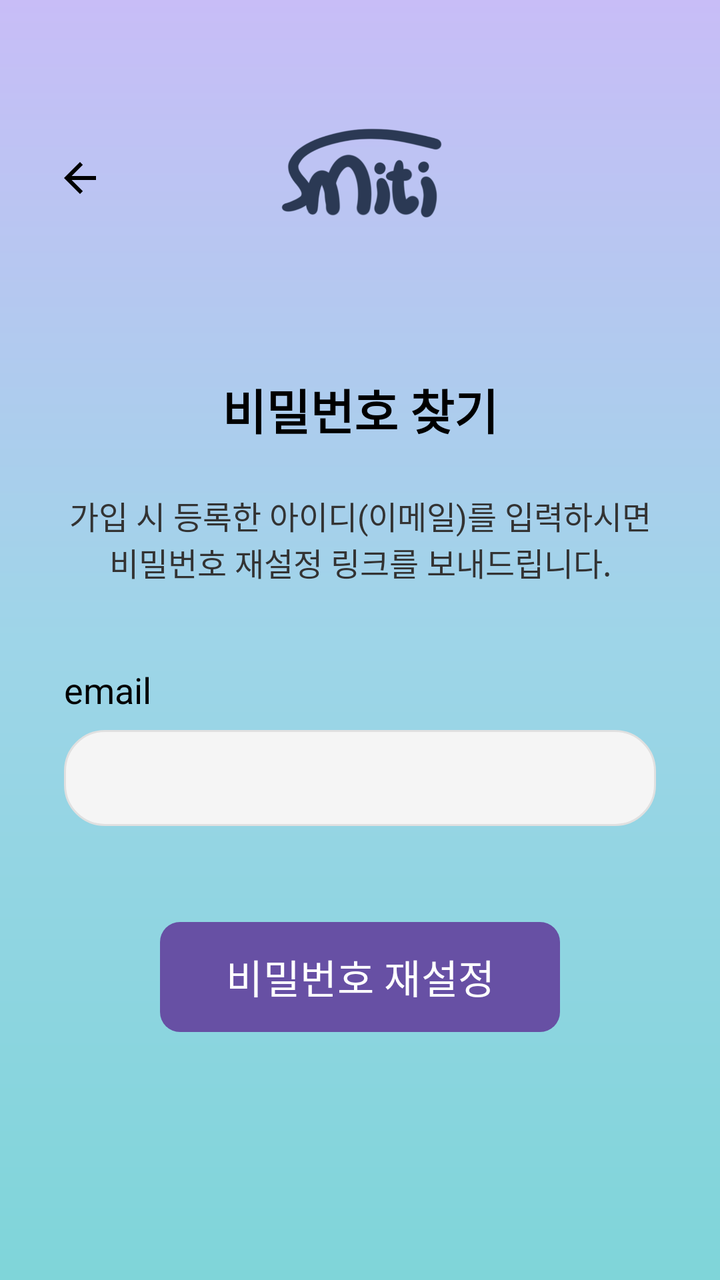
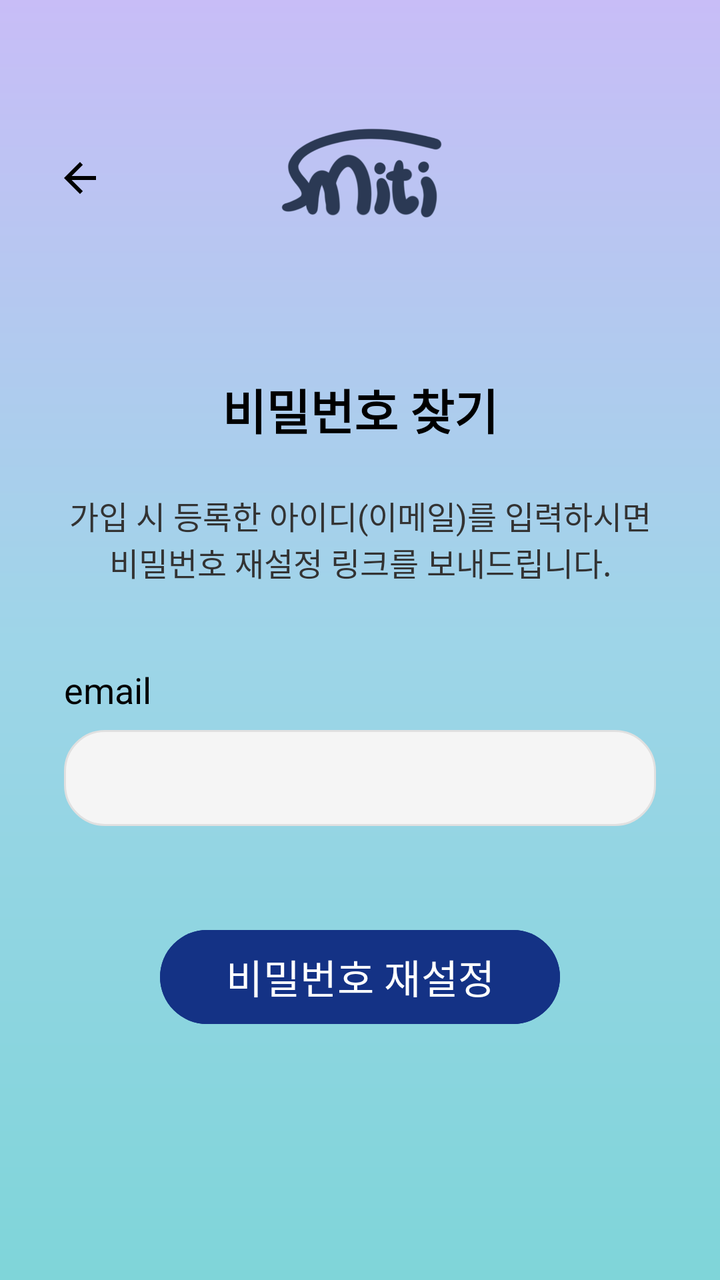

Screens rendered from an Android XML layout before and after an edit, with the pre-edit source and the edit as a unified diff.
<!-- AndroidManifest.xml: application theme Theme.Smiti -->
<!-- res/layout/activity_find_password.xml -->
<?xml version="1.0" encoding="utf-8"?>
<androidx.constraintlayout.widget.ConstraintLayout xmlns:android="http://schemas.android.com/apk/res/android"
    xmlns:app="http://schemas.android.com/apk/res-auto"
    xmlns:tools="http://schemas.android.com/tools"
    android:layout_width="match_parent"
    android:layout_height="match_parent"
    android:background="@drawable/login_background"
    tools:context=".FindPasswordActivity">

    
    <ImageButton
        android:id="@+id/back_button"
        android:layout_width="48dp"
        android:layout_height="48dp"
        android:layout_marginStart="16dp"
        android:background="?attr/selectableItemBackgroundBorderless"
        android:contentDescription="뒤로 가기"
        android:src="@drawable/ic_back"
        app:layout_constraintStart_toStartOf="parent"
        app:layout_constraintTop_toTopOf="@+id/logo"
        app:layout_constraintBottom_toBottomOf="@+id/logo" />

    
    <ImageView
        android:id="@+id/logo"
        android:layout_width="180dp"
        android:layout_height="100dp"
        android:layout_marginTop="39dp"
        android:contentDescription="@string/logo_description"
        android:src="@drawable/smiti_logo"
        app:layout_constraintEnd_toEndOf="parent"
        app:layout_constraintStart_toStartOf="parent"
        app:layout_constraintTop_toTopOf="parent" />

    
    <TextView
        android:id="@+id/title"
        android:layout_width="wrap_content"
        android:layout_height="wrap_content"
        android:layout_marginTop="48dp"
        android:text="비밀번호 찾기"
        android:textColor="#000000"
        android:textSize="24sp"
        android:textStyle="bold"
        app:layout_constraintEnd_toEndOf="parent"
        app:layout_constraintStart_toStartOf="parent"
        app:layout_constraintTop_toBottomOf="@+id/logo" />

    
    <TextView
        android:id="@+id/description"
        android:layout_width="0dp"
        android:layout_height="wrap_content"
        android:layout_marginStart="32dp"
        android:layout_marginTop="24dp"
        android:layout_marginEnd="32dp"
        android:gravity="center"
        android:text="가입 시 등록한 아이디(이메일)를 입력하시면\n비밀번호 재설정 링크를 보내드립니다."
        android:textColor="#333333"
        android:textSize="16sp"
        app:layout_constraintEnd_toEndOf="parent"
        app:layout_constraintStart_toStartOf="parent"
        app:layout_constraintTop_toBottomOf="@+id/title" />

    
    <TextView
        android:id="@+id/email_label"
        android:layout_width="wrap_content"
        android:layout_height="wrap_content"
        android:layout_marginStart="32dp"
        android:layout_marginTop="40dp"
        android:text="@string/email_label"
        android:textColor="#000000"
        android:textSize="18sp"
        app:layout_constraintStart_toStartOf="parent"
        app:layout_constraintTop_toBottomOf="@+id/description" />

    <EditText
        android:id="@+id/email"
        android:layout_width="0dp"
        android:layout_height="@dimen/input_field_height"
        android:layout_marginStart="32dp"
        android:layout_marginTop="8dp"
        android:layout_marginEnd="32dp"
        android:background="@drawable/edit_text_background"
        android:hint=""
        android:inputType="textEmailAddress"
        android:paddingStart="@dimen/input_padding_horizontal"
        android:paddingEnd="@dimen/input_padding_horizontal"
        android:paddingTop="@dimen/input_padding_vertical"
        android:paddingBottom="@dimen/input_padding_vertical"
        android:gravity="center_vertical"
        android:textSize="16sp"
        android:selectAllOnFocus="true"
        app:layout_constraintEnd_toEndOf="parent"
        app:layout_constraintStart_toStartOf="parent"
        app:layout_constraintTop_toBottomOf="@+id/email_label" />

    
    <Button
        android:id="@+id/find_button"
        android:layout_width="0dp"
        android:layout_height="55dp"
        android:layout_marginStart="80dp"
        android:layout_marginTop="48dp"
        android:layout_marginEnd="80dp"
        android:background="@drawable/login_button_background"
        android:stateListAnimator="@null"
        android:text="비밀번호 재설정"
        android:textColor="#FFFFFF"
        android:textSize="20sp"
        app:layout_constraintEnd_toEndOf="parent"
        app:layout_constraintStart_toStartOf="parent"
        app:layout_constraintTop_toBottomOf="@+id/email" />

</androidx.constraintlayout.widget.ConstraintLayout>
<!-- resources referenced by this layout -->
<resources>
  <dimen name="input_field_height">48dp</dimen>
  <dimen name="input_padding_horizontal">12dp</dimen>
  <dimen name="input_padding_vertical">8dp</dimen>
  <!-- drawable edit_text_background (drawable) -->
  <?xml version="1.0" encoding="utf-8"?>
  <shape xmlns:android="http://schemas.android.com/apk/res/android">
      <solid android:color="#F5F5F5" />
      <corners android:radius="20dp" />
      <stroke android:color="#E0E0E0" android:width="1dp" />
  </shape>
  <!-- drawable ic_back (drawable) -->
  <?xml version="1.0" encoding="utf-8"?>
  <vector xmlns:android="http://schemas.android.com/apk/res/android"
      android:width="24dp"
      android:height="24dp"
      android:viewportWidth="24"
      android:viewportHeight="24">
      <path
          android:fillColor="#000000"
          android:pathData="M20,11H7.83l5.59,-5.59L12,4l-8,8 8,8 1.41,-1.41L7.83,13H20v-2z"/>
  </vector>
  <!-- drawable login_background (drawable) -->
  <?xml version="1.0" encoding="utf-8"?>
  <shape xmlns:android="http://schemas.android.com/apk/res/android"
      android:shape="rectangle">
      <gradient
          android:angle="270"
          android:startColor="#C8BDF7"
          android:centerColor="#9ED5E8"
          android:endColor="#7FD5D9"
          android:type="linear" />
  </shape>
  <!-- drawable login_button_background (drawable) -->
  <?xml version="1.0" encoding="utf-8"?>
  <shape xmlns:android="http://schemas.android.com/apk/res/android"
      android:shape="rectangle">
      <solid android:color="#2A3953" />
      <corners android:radius="10dp" />
  </shape>
  <!-- drawable smiti_logo: png bitmap (drawable, 65184 bytes) -->
  <string name="email_label">email</string>
  <string name="logo_description">Application Logo</string>
  <style name="Theme.Smiti" parent="Base.Theme.Smiti" />
  <style name="Base.Theme.Smiti" parent="Theme.Material3.DayNight.NoActionBar">
          
          
      </style>
</resources>

<!-- the commit's change to res/layout/activity_find_password.xml (unified diff, before → after) -->
@@ -104,7 +104,7 @@
         android:layout_marginStart="80dp"
         android:layout_marginTop="48dp"
         android:layout_marginEnd="80dp"
-        android:background="@drawable/login_button_background"
+        android:backgroundTint="#143285"
         android:stateListAnimator="@null"
         android:text="비밀번호 재설정"
         android:textColor="#FFFFFF"
<!-- resource entries referenced after the edit -->
@@ -32,13 +32,6 @@
           android:endColor="#7FD5D9"
           android:type="linear" />
   </shape>
-  <!-- drawable login_button_background (drawable) -->
-  <?xml version="1.0" encoding="utf-8"?>
-  <shape xmlns:android="http://schemas.android.com/apk/res/android"
-      android:shape="rectangle">
-      <solid android:color="#2A3953" />
-      <corners android:radius="10dp" />
-  </shape>
   <!-- drawable smiti_logo: png bitmap (drawable, 65184 bytes) -->
   <string name="email_label">email</string>
   <string name="logo_description">Application Logo</string>
